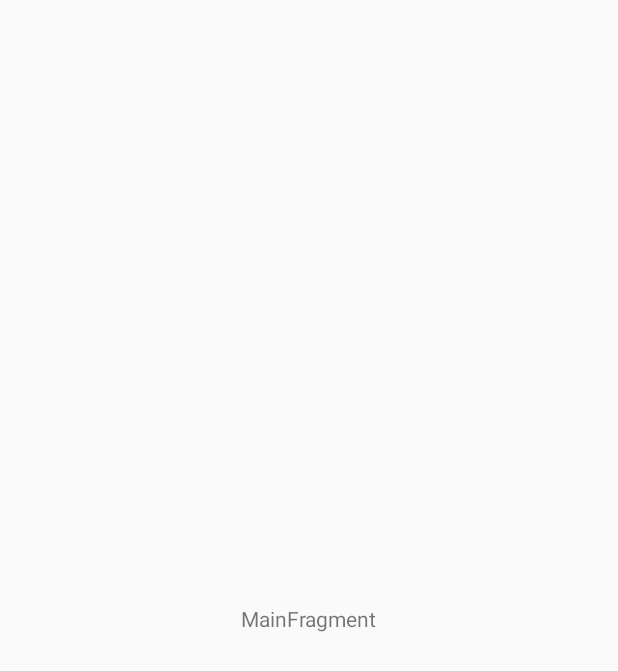
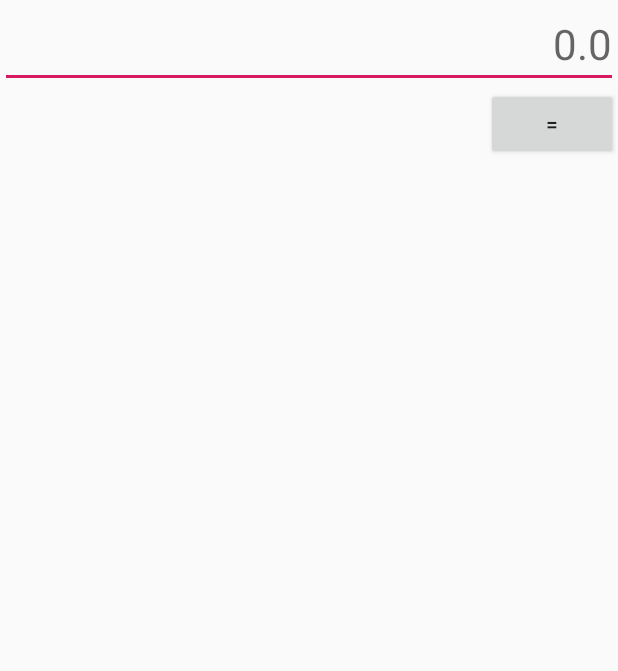
Before and after one commit to theVinesh/just-a-calculator, an Android app: the screen it shows after launch (MainActivity), on a phone screen of 412 x 824 dp. Before the commit the part shown is almost empty. Shown: the top 671 px of the screen. Run offline under Robolectric (Android 15) with nearby library versions, the phone set to English and light mode, and no system bars.

```diff
--- a/app/build.gradle
+++ b/app/build.gradle
@@ -33,4 +33,5 @@ dependencies {
     testImplementation 'junit:junit:4.12'
     androidTestImplementation 'androidx.test:runner:1.2.0'
     androidTestImplementation 'androidx.test.espresso:espresso-core:3.2.0'
+    implementation project(path: ':calculator')
 }
--- a/app/src/main/java/app/vineshbuilds/justacalculator/ui/main/MainFragment.kt
+++ b/app/src/main/java/app/vineshbuilds/justacalculator/ui/main/MainFragment.kt
@@ -1,12 +1,14 @@
 package app.vineshbuilds.justacalculator.ui.main
 
-import androidx.lifecycle.ViewModelProviders
 import android.os.Bundle
-import androidx.fragment.app.Fragment
 import android.view.LayoutInflater
 import android.view.View
 import android.view.ViewGroup
+import android.widget.TextView
+import androidx.fragment.app.Fragment
+import androidx.lifecycle.ViewModelProviders
 import app.vineshbuilds.justacalculator.R
+import kotlinx.android.synthetic.main.main_fragment.*
 
 class MainFragment : Fragment() {
 
@@ -17,16 +19,17 @@ class MainFragment : Fragment() {
     private lateinit var viewModel: MainViewModel
 
     override fun onCreateView(
-        inflater: LayoutInflater, container: ViewGroup?,
-        savedInstanceState: Bundle?
-    ): View {
-        return inflater.inflate(R.layout.main_fragment, container, false)
-    }
+        inflater: LayoutInflater, container: ViewGroup?, savedInstanceState: Bundle?
+    ): View = inflater.inflate(R.layout.main_fragment, container, false)
+
 
     override fun onActivityCreated(savedInstanceState: Bundle?) {
         super.onActivityCreated(savedInstanceState)
         viewModel = ViewModelProviders.of(this).get(MainViewModel::class.java)
-        // TODO: Use the ViewModel
+
+        equalsButton.setOnClickListener {
+            input.setText(viewModel.equals(input.text.toString()), TextView.BufferType.EDITABLE)
+        }
     }
 
 }
--- a/app/src/main/java/app/vineshbuilds/justacalculator/ui/main/MainViewModel.kt
+++ b/app/src/main/java/app/vineshbuilds/justacalculator/ui/main/MainViewModel.kt
@@ -1,7 +1,17 @@
 package app.vineshbuilds.justacalculator.ui.main
 
 import androidx.lifecycle.ViewModel
+import app.vineshbuilds.calculator.InfixToPostfixConverter
+import app.vineshbuilds.calculator.Processor
 
 class MainViewModel : ViewModel() {
-    // TODO: Implement the ViewModel
+
+    private val converter = InfixToPostfixConverter()
+    private val processor = Processor()
+
+    fun equals(input: String): String {
+        val postfixStack = converter.convertToPostfix(input.trim())
+        val result = processor.solve(postfixStack)
+        return "$result"
+    }
 }
--- a/app/src/main/res/layout/main_fragment.xml
+++ b/app/src/main/res/layout/main_fragment.xml
@@ -7,14 +7,24 @@
     android:layout_height="match_parent"
     tools:context=".ui.main.MainFragment">
 
-    <TextView
-        android:id="@+id/message"
+    <EditText
+        android:id="@+id/input"
+        android:layout_width="0dp"
+        android:layout_height="wrap_content"
+        android:gravity="end"
+        android:textSize="28dp"
+        android:hint="0.0"
+        app:layout_constraintEnd_toEndOf="parent"
+        app:layout_constraintStart_toStartOf="parent"
+        android:textAlignment="textEnd"
+        app:layout_constraintTop_toTopOf="parent" />
+
+    <Button
+        android:id="@+id/equalsButton"
         android:layout_width="wrap_content"
         android:layout_height="wrap_content"
-        android:text="MainFragment"
-        app:layout_constraintBottom_toBottomOf="parent"
+        android:text="="
         app:layout_constraintEnd_toEndOf="parent"
-        app:layout_constraintStart_toStartOf="parent"
-        app:layout_constraintTop_toTopOf="parent" />
+        app:layout_constraintTop_toBottomOf="@+id/input" />
 
 </androidx.constraintlayout.widget.ConstraintLayout>
--- a/calculator/build.gradle
+++ b/calculator/build.gradle
@@ -5,8 +5,8 @@ dependencies {
     implementation fileTree(dir: 'libs', include: ['*.jar'])
     implementation "org.jetbrains.kotlin:kotlin-stdlib:$kotlin_version"
     testImplementation 'junit:junit:4.12'
-    testImplementation 'org.mockito:mockito-core:3.0.0'
-    testImplementation 'org.mockito:mockito-inline:3.0.0'
+//    testImplementation 'org.mockito:mockito-core:3.0.0'
+//    testImplementation 'org.mockito:mockito-inline:3.0.0'
 }
 
 sourceCompatibility = "7"
--- a/calculator/src/main/java/app/vineshbuilds/calculator/InfixToPostfixConverter.kt
+++ b/calculator/src/main/java/app/vineshbuilds/calculator/InfixToPostfixConverter.kt
@@ -15,11 +15,11 @@ class InfixToPostfixConverter {
         infixTokens.forEach {
             if (Operators.isOperator(it)) {
                 val operator = Operators.get(it)
-                if (operatorStack.isEmpty() || operator.weight >= operatorStack.peek().weight) {
+                if (operatorStack.isEmpty() || operator.weight > operatorStack.peek().weight) {
                     operatorStack.push(operator)
                 } else {
                     while (
-                        operatorStack.isNotEmpty() && operatorStack.peek().weight > operator.weight
+                        operatorStack.isNotEmpty() && operatorStack.peek().weight >= operator.weight
                     ) {
                         postfixTokens.push(operatorStack.pop())
                     }
@@ -48,7 +48,7 @@ class InfixToPostfixConverter {
 
         infixNotation.toCharArray().forEach {
             when (it) {
-                '+', '*', '/' -> {
+                '+', '*', '/', '%' -> {
                     flushIntoList()
                     tokens.add("$it")
                 }
--- a/calculator/src/main/java/app/vineshbuilds/calculator/Processor.kt
+++ b/calculator/src/main/java/app/vineshbuilds/calculator/Processor.kt
@@ -11,11 +11,7 @@ class Processor {
         if (postfixStack.isNotEmpty()) when (val token = postfixStack.pop()) {
             is Operand -> token.doubleValue
                 ?: throw IllegalStateException("Cannot convert ${token.symbol} to Double")
-            is BinaryOperator -> {
-                val b = solve(postfixStack)
-                val a = solve(postfixStack)
-                token.operate(a, b)
-            }
+            is BinaryOperator -> token.operate(solve(postfixStack), solve(postfixStack))
             else -> throw IllegalStateException("Unknown token $token")
         }
         else 0.0
```
Also changed, not shown: calculator/src/main/java/app/vineshbuilds/calculator/tokens/Operators.kt (+9 -6 lines), 2 other files.
